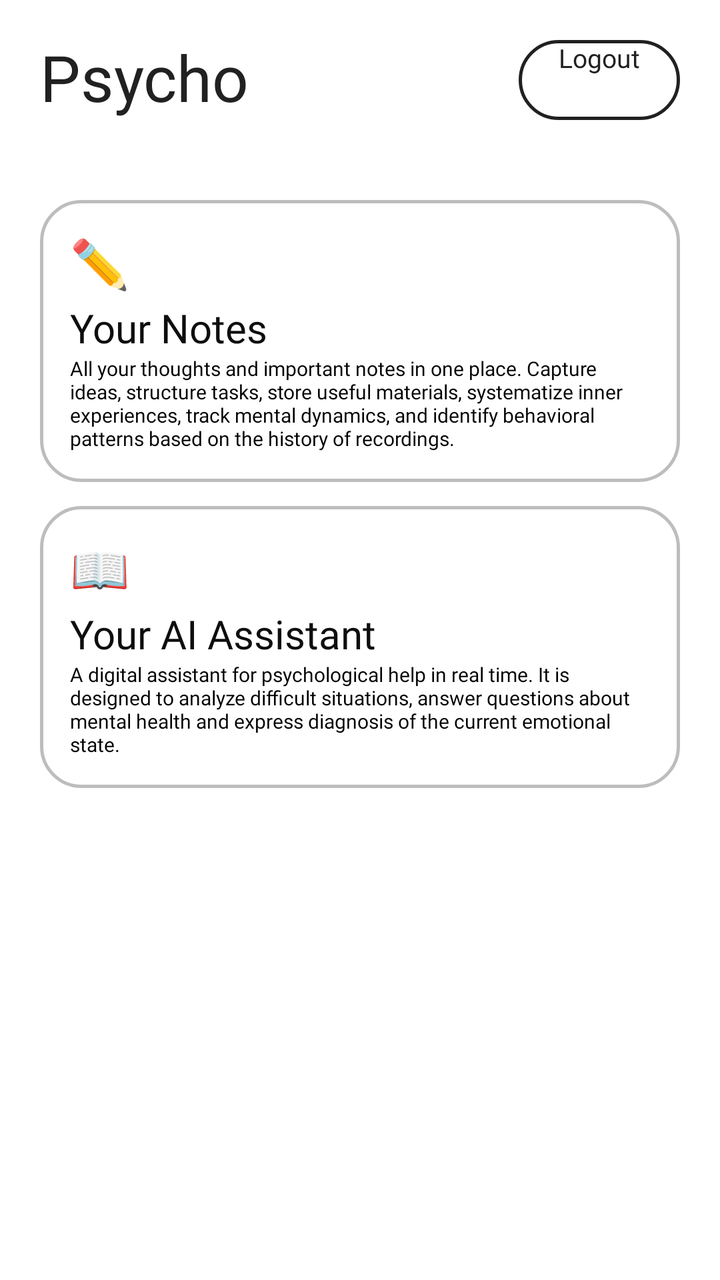
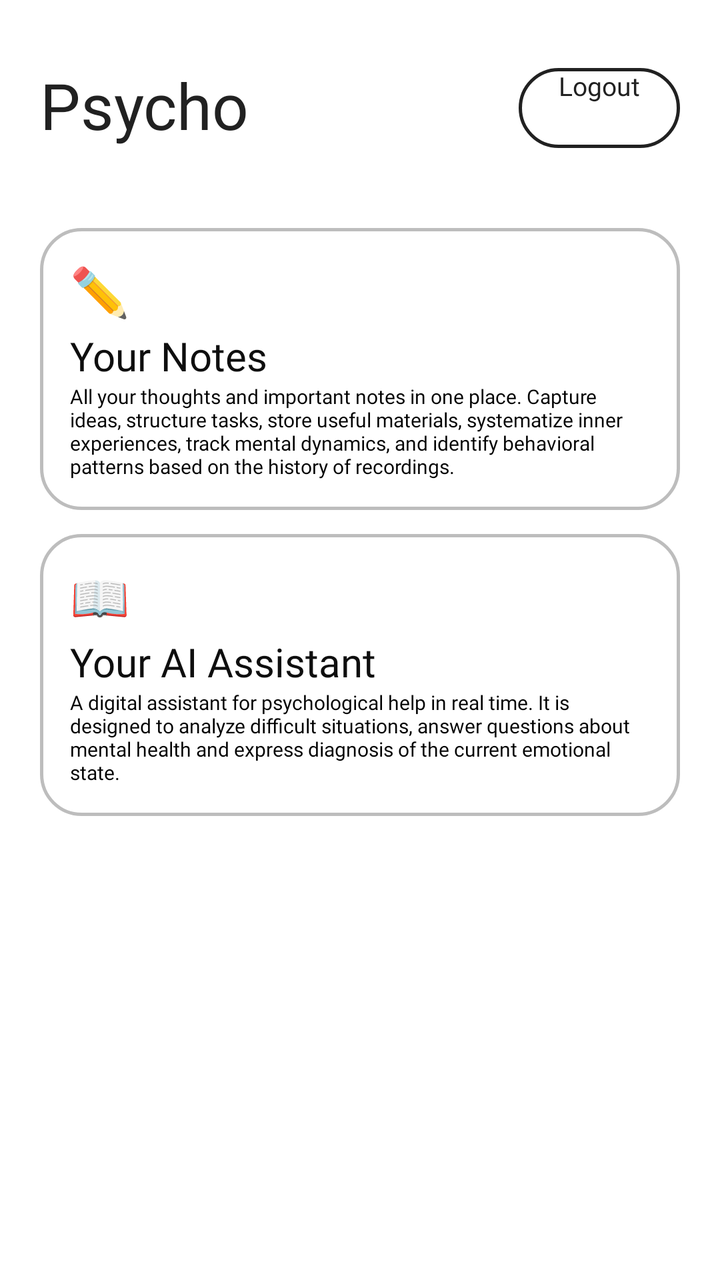

Compare the two renders of this Android layout. The source of the first and the diff that turns it into the second are given below.
<!-- AndroidManifest.xml: application theme Theme.App.Starting -->
<!-- res/layout/main_activity.xml -->
<?xml version="1.0" encoding="utf-8"?>
<LinearLayout xmlns:android="http://schemas.android.com/apk/res/android"
    android:orientation="vertical"
    android:layout_width="match_parent"
    android:layout_height="match_parent">

    <LinearLayout
        android:layout_width="match_parent"
        android:layout_height="wrap_content"
        android:orientation="horizontal"
        android:gravity="center_vertical"
        android:baselineAligned="false"
        android:layout_marginTop="20dp"
        android:layout_marginLeft="20dp"
        android:layout_marginRight="20dp">

        <TextView
            android:id="@+id/icon"
            android:layout_width="0dp"
            android:layout_height="wrap_content"
            android:layout_weight="1"
            android:textColor="@color/black"
            android:fontFamily="@font/coolvetica"
            android:text="@string/psycho"
            android:textSize="32sp"
            android:includeFontPadding="false"/>

        <Button
            android:id="@+id/btn_logout"
            android:layout_width="wrap_content"
            android:layout_height="40dp"
            android:minWidth="0dp"
            android:minHeight="0dp"
            android:paddingLeft="20dp"
            android:paddingRight="20dp"
            android:paddingTop="0dp"
            android:paddingBottom="0dp"
            android:background="@drawable/logout_button_bg"
            android:stateListAnimator="@null"
            android:elevation="0dp"
            android:textAllCaps="false"
            android:text="@string/logout"
            android:textColor="@color/black"
            android:textSize="13sp"
            android:fontFamily="@font/geistmedium" />

    </LinearLayout>


    <LinearLayout
        android:id="@+id/yournotesbutton"
        android:clickable="true"
        android:layout_marginTop="40dp"
        android:padding="15dp"
        android:layout_marginLeft="20dp"
        android:layout_marginRight="20dp"
        android:orientation="vertical"
        android:background="@drawable/round_block"
        android:layout_width="match_parent"
        android:layout_height="wrap_content">
        <TextView
            android:layout_width="wrap_content"
            android:layout_height="wrap_content"
            android:text="✏️"
            android:textSize="24dp"/>
        <TextView
            android:layout_marginTop="3dp"
            android:layout_width="wrap_content"
            android:layout_height="wrap_content"
            android:text="@string/yournotes"
            android:textSize="20dp"
            android:textColor="@color/fullblack"
            android:fontFamily="@font/geistsemibold"/>
        <TextView
            android:layout_width="match_parent"
            android:layout_height="wrap_content"
            android:text="@string/noteopr"
            android:fontFamily="@font/geistmedium"
            android:textSize="10dp"/>
    </LinearLayout>
    <LinearLayout
        android:id="@+id/youraiassisbutton"
        android:clickable="true"
        android:layout_marginTop="12dp"
        android:padding="15dp"
        android:layout_marginLeft="20dp"
        android:layout_marginRight="20dp"
        android:orientation="vertical"
        android:background="@drawable/round_block"
        android:layout_width="match_parent"
        android:layout_height="wrap_content">
        <TextView
            android:layout_width="wrap_content"
            android:layout_height="wrap_content"
            android:text="📖"
            android:textSize="24dp"/>
        <TextView
            android:layout_marginTop="3dp"
            android:layout_width="wrap_content"
            android:layout_height="wrap_content"
            android:text="@string/aiassist"
            android:textSize="20dp"
            android:textColor="@color/fullblack"
            android:fontFamily="@font/geistsemibold"/>
        <TextView
            android:layout_width="match_parent"
            android:layout_height="wrap_content"
            android:text="@string/aiopr"
            android:fontFamily="@font/geistmedium"
            android:textSize="10dp"/>
    </LinearLayout>
</LinearLayout>
<!-- resources referenced by this layout -->
<resources>
  <color name="black">#212121</color>
  <color name="fullblack">#0E0E0E</color>
  <!-- drawable logout_button_bg (drawable) -->
  <?xml version="1.0" encoding="utf-8"?>
  <shape xmlns:android="http://schemas.android.com/apk/res/android"
      android:shape="rectangle">
      <size android:height="40dp"/>
      <corners android:radius="20dp"/>
      <solid android:color="@android:color/transparent"/>
      <stroke android:width="1.5dp" android:color="@color/black"/>
  </shape>
  <!-- drawable round_block (drawable) -->
  <?xml version="1.0" encoding="utf-8"?>
  <shape xmlns:android="http://schemas.android.com/apk/res/android">
      <solid android:color="@color/background_color"></solid>
      <corners android:radius="20dp"></corners>
      <stroke android:width="1.5dp"
          android:color="@color/line_color"></stroke>
  </shape>
  <string name="aiassist">Your AI Assistant</string>
  <string name="aiopr">A digital assistant for psychological help in real time. It is designed to analyze difficult situations, answer questions about mental health and express diagnosis of the current emotional state.</string>
  <string name="logout">Logout</string>
  <string name="noteopr">All your thoughts and important notes in one place. Capture ideas, structure tasks, store useful materials, systematize inner experiences, track mental dynamics, and identify behavioral patterns based on the history of recordings.</string>
  <string name="psycho">Psycho</string>
  <string name="yournotes">Your Notes</string>
  <style name="Theme.App.Starting" parent="Theme.SplashScreen">
          <item name="windowSplashScreenBackground">@color/background_color</item>
          <item name="windowSplashScreenAnimatedIcon">@drawable/icon_app_psycho_svg</item>
          <item name="postSplashScreenTheme">@style/Theme.PsychoApp</item>
      </style>
  <color name="background_color">#FFFFFF</color>
  <color name="line_color">#BDBDBD</color>
  <!-- drawable icon_app_psycho_svg: vector/xml drawable (drawable, 4124 chars, omitted) -->
  <style name="Theme.PsychoApp" parent="Theme.AppCompat.Light.NoActionBar">
          <item name="android:statusBarColor">@color/fullblack</item>
          <item name="android:navigationBarColor">@color/fullblack</item>
          <item name="windowActionBar">false</item>
          <item name="windowNoTitle">true</item>
          <item name="colorControlActivated">@color/background_color</item>
          <item name="colorControlNormal">@color/black40</item>
          <item name="android:windowBackground">@color/background_color</item>
      </style>
  <color name="black40">#66000000</color>
</resources>

<!-- the commit's change to res/layout/main_activity.xml (unified diff, before → after) -->
@@ -10,7 +10,7 @@
         android:orientation="horizontal"
         android:gravity="center_vertical"
         android:baselineAligned="false"
-        android:layout_marginTop="20dp"
+        android:layout_marginTop="34dp"
         android:layout_marginLeft="20dp"
         android:layout_marginRight="20dp">
 
